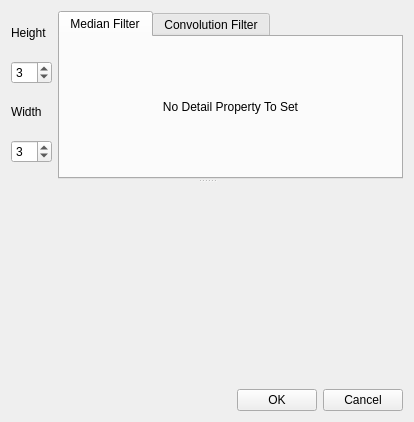
Qt form ImageProcessor/filterdialog.ui (SidneyTTW/ImageProcessor) before a commit.
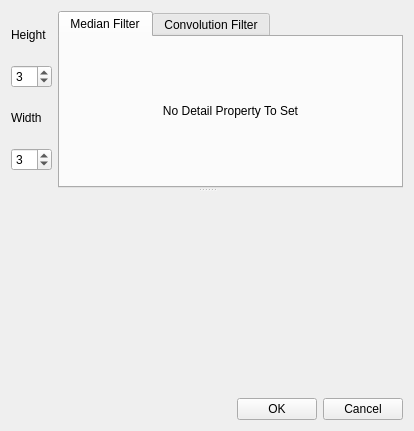
The same form after that commit. Custom widgets are drawn as their Qt base class.

```diff
--- a/ImageProcessor/filterdialog.ui
+++ b/ImageProcessor/filterdialog.ui
@@ -7,7 +7,7 @@
     <x>0</x>
     <y>0</y>
     <width>414</width>
-    <height>416</height>
+    <height>431</height>
    </rect>
   </property>
   <property name="windowTitle">
```
Left out of the diff: 2 changed lines with no effect on the pictures.
